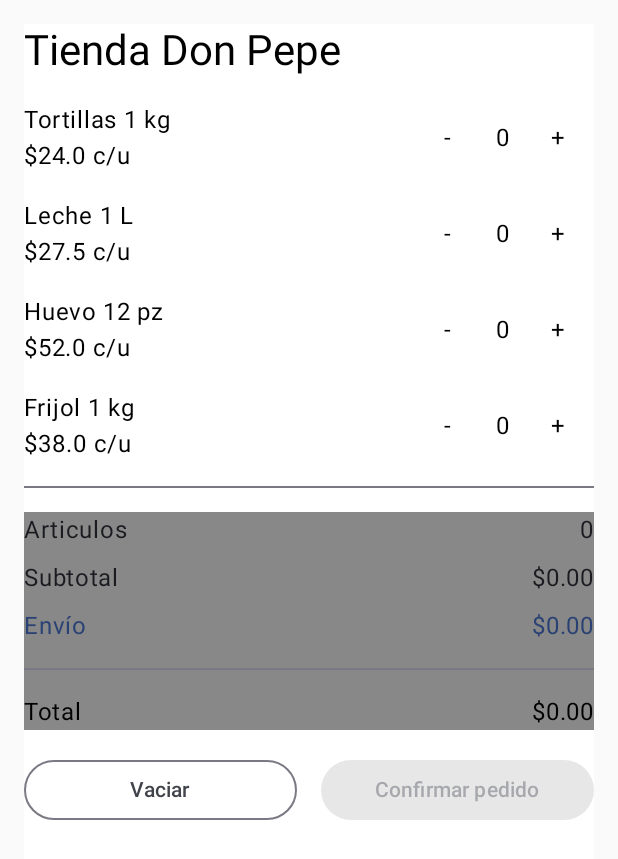
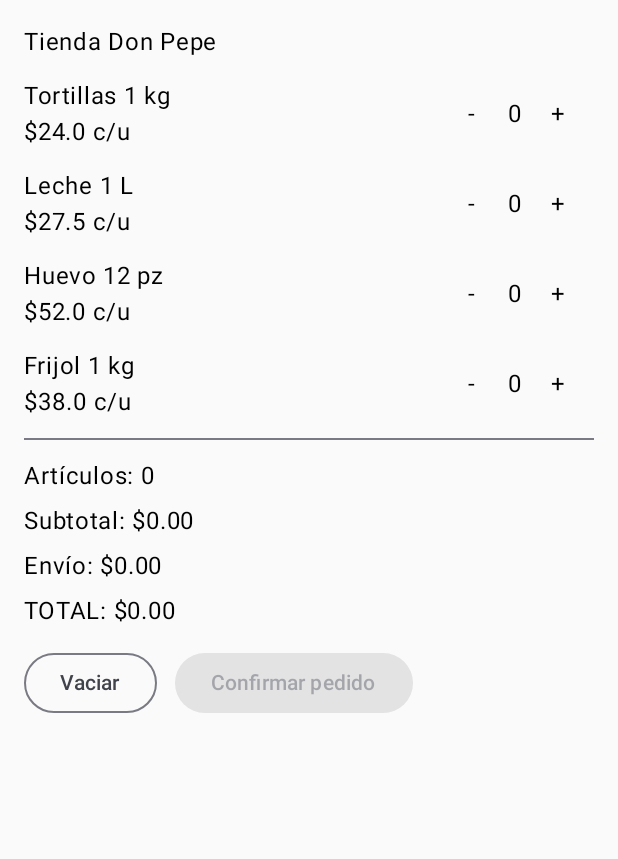
Before and after one commit to aquario668/componentes, an Android app built with Jetpack Compose: the screen it shows after launch (MainActivity), on a phone screen of 412 x 824 dp. Shown: the top 859 px of the screen. Run offline under Robolectric (Android 15) with nearby library versions, the phone set to English and light mode, and no system bars.

Commit message:
practica 04: La tienda de don pepe pero con view model

```diff
--- a/app/build.gradle.kts
+++ b/app/build.gradle.kts
@@ -37,6 +37,7 @@ android {
 }
 
 dependencies {
+    implementation("androidx.lifecycle:lifecycle-viewmodel-compose:<version>")
     implementation(platform(libs.androidx.compose.bom))
     implementation(libs.androidx.activity.compose)
     implementation(libs.androidx.compose.foundation.layout)
--- a/app/src/main/java/com/example/textfield/Components/Cards.kt
+++ b/app/src/main/java/com/example/textfield/Components/Cards.kt
@@ -1,99 +1,73 @@
 package com.example.textfield.Components
 
-import androidx.compose.foundation.background
-import androidx.compose.foundation.layout.Arrangement
-import androidx.compose.foundation.layout.Column
-import androidx.compose.foundation.layout.Row
-import androidx.compose.foundation.layout.Spacer
-import androidx.compose.foundation.layout.fillMaxSize
-import androidx.compose.foundation.layout.fillMaxWidth
-import androidx.compose.foundation.layout.height
-import androidx.compose.foundation.layout.padding
-import androidx.compose.foundation.layout.width
-import androidx.compose.foundation.selection.selectable
-import androidx.compose.foundation.selection.selectableGroup
-import androidx.compose.material3.Button
-import androidx.compose.material3.Divider
-import androidx.compose.material3.FilterChip
-import androidx.compose.material3.IconButton
-import androidx.compose.material3.MaterialTheme
-import androidx.compose.material3.RadioButton
-import androidx.compose.material3.Slider
-import androidx.compose.material3.Switch
-import androidx.compose.material3.Text
-import androidx.compose.material3.TextField
+import androidx.compose.foundation.layout.*
+import androidx.compose.foundation.rememberScrollState
+import androidx.compose.foundation.verticalScroll
+import androidx.compose.material3.*
 import androidx.compose.runtime.Composable
 import androidx.compose.ui.Alignment
 import androidx.compose.ui.Modifier
-import androidx.compose.ui.draw.scale
-import androidx.compose.ui.graphics.Color
-import androidx.compose.ui.semantics.Role
 import androidx.compose.ui.unit.dp
 
+@Composable
+fun CarritoHoist(
+    catalogo: List<Producto>,
+    cantidades: List<Int>,
+    totalArticulos: Int,
+    subtotal: Double,
+    descuento: Double,
+    envio: Double,
+    total: Double,
+    onCantidadChange: (Int, Int) -> Unit,
+    onVaciar: () -> Unit
+) {
+    Column(
+        modifier = Modifier.fillMaxSize().padding(16.dp).verticalScroll(rememberScrollState()),
+        verticalArrangement = Arrangement.spacedBy(12.dp)
+    ) {
+        Text("Tienda Don Pepe")
 
+        catalogo.forEachIndexed { i, prod ->
+            ProductoItem(
+                producto = prod,
+                cantidad = cantidades[i],
+                onCantidadChange = { onCantidadChange(i, it) }
+            )
+        }
 
-data class  Producto ( val nombre: String , val precio: Double)
+        Divider()
+        ResumenCarrito(totalArticulos, subtotal, descuento, envio, total)
+
+        Row(horizontalArrangement = Arrangement.spacedBy(12.dp)) {
+            OutlinedButton(onClick = onVaciar) { Text("Vaciar") }
+            Button(onClick = {}, enabled = totalArticulos > 0) { Text("Confirmar pedido") }
+        }
+    }
+}
 
 @Composable
-fun productoItem(
-  producto: Producto,
-  cantidad: Int,
-  onCantidadChange:(Int)-> Unit
-){
-    Row(modifier = Modifier.fillMaxWidth(),
-        verticalAlignment = Alignment.CenterVertically,
-        horizontalArrangement = Arrangement.SpaceBetween) {
-        Column{
+fun ProductoItem(producto: Producto, cantidad: Int, onCantidadChange: (Int) -> Unit) {
+    Row(modifier = Modifier.fillMaxWidth(), horizontalArrangement = Arrangement.SpaceBetween, verticalAlignment = Alignment.CenterVertically) {
+        Column {
             Text(producto.nombre)
             Text("$${producto.precio} c/u")
         }
         Row(verticalAlignment = Alignment.CenterVertically) {
-            IconButton(onClick = {if (cantidad>0) onCantidadChange(cantidad-1)}) {
-                Text("-")
-            }
-            Text("$cantidad", modifier = Modifier.padding(horizontal = 8.dp))
-            IconButton(onClick = {if (cantidad <10) onCantidadChange(cantidad+1) }
-            ) {  Text("+")}
+            IconButton(onClick = { onCantidadChange(cantidad - 1) }) { Text("-") }
+            Text("$cantidad")
+            IconButton(onClick = { onCantidadChange(cantidad + 1) }) { Text("+") }
         }
     }
 }
 
-
 @Composable
-fun ResumenCarrito(
-    articulos: Int,
-    subtotal: Double,
-    descuento: Double,
-    envio: Double,
-    total: Double
-){
-Column(verticalArrangement = Arrangement.spacedBy(8.dp) , modifier = Modifier.background(Color.Gray)) {
-
-    ResumenFila("Articulos", "$articulos")
-    ResumenFila("Subtotal", String.format("$%.2f", subtotal))
-    if(descuento >0){
-        ResumenFila("Descuento 10%", String.format("-$%.2f", descuento))
-    }
-    val textoEnvio = if (envio == 0.0 && articulos>0 )"Gratis" else String.format("$%.2f",envio)
-    ResumenFila("Envío", textoEnvio, color = if (envio == 0.0) MaterialTheme.colorScheme.primary else MaterialTheme.colorScheme.onSurface)
-    Divider(modifier=Modifier.padding(vertical = 8.dp))
-    Row(
-        modifier = Modifier.fillMaxWidth(),
-        horizontalArrangement = Arrangement.SpaceBetween
-    ) {
-        Text("Total")
-        Text(String.format("$%.2f",total))
+fun ResumenCarrito(articulos: Int, subtotal: Double, descuento: Double, envio: Double, total: Double) {
+    Column(verticalArrangement = Arrangement.spacedBy(6.dp)) {
+        Text("Artículos: $articulos")
+        Text("Subtotal: ${String.format("$%.2f", subtotal)}")
+        if (descuento > 0) Text("Descuento 10%: ${String.format("-$%.2f", descuento)}")
+        val textoEnvio = if (envio == 0.0 && articulos > 0) "GRATIS" else String.format("$%.2f", envio)
+        Text("Envío: $textoEnvio")
+        Text("TOTAL: ${String.format("$%.2f", total)}")
     }
 }
-}
-
-
-@Composable
-fun ResumenFila(etiqueta: String , valor : String , color: androidx.compose.ui.graphics.Color = MaterialTheme.colorScheme.onSurface){
-Row(modifier = Modifier.fillMaxWidth(),
-    horizontalArrangement = Arrangement.SpaceBetween) {
-    Text(etiqueta, color = color)
-    Text(valor, color = color)
-}
-
-}
--- /dev/null
+++ b/app/src/main/java/com/example/textfield/Components/ViewModel.kt
@@ -0,0 +1,42 @@
+package com.example.textfield.Components
+
+import androidx.compose.runtime.mutableStateListOf
+import androidx.lifecycle.ViewModel
+
+data class Producto(val nombre: String, val precio: Double)
+
+class CarritoViewModel : ViewModel() {
+    val catalogo = listOf(
+        Producto("Tortillas 1 kg", 24.00),
+        Producto("Leche 1 L", 27.50),
+        Producto("Huevo 12 pz", 52.00),
+        Producto("Frijol 1 kg", 38.00)
+    )
+    val cantidades = mutableStateListOf(0, 0, 0, 0)
+
+    val totalArticulos: Int
+        get() = cantidades.sum()
+
+    val subtotal: Double
+        get() = catalogo.indices.sumOf { catalogo[it].precio * cantidades[it] }
+
+    val descuento: Double
+        get() = if (subtotal >= 200.0) subtotal * 0.10 else 0.0
+
+    val envio: Double
+        get() {
+            val subDesc = subtotal - descuento
+            return if (totalArticulos == 0) 0.0 else if (subDesc >= 150.0) 0.0 else 25.0
+        }
+
+    val total: Double
+        get() = (subtotal - descuento) + envio
+
+    fun cambiarCantidad(index: Int, nueva: Int) {
+        if (nueva in 0..10) cantidades[index] = nueva
+    }
+
+    fun vaciar() {
+        cantidades.fill(0)
+    }
+}
--- a/app/src/main/java/com/example/textfield/MainActivity.kt
+++ b/app/src/main/java/com/example/textfield/MainActivity.kt
@@ -8,7 +8,7 @@ import androidx.compose.foundation.layout.fillMaxSize
 import androidx.compose.runtime.Composable
 import androidx.compose.ui.Modifier
 import androidx.compose.ui.tooling.preview.Preview
-import com.example.textfield.Screen.carrito
+import com.example.textfield.Screen.CarritoScreen
 import com.example.textfield.ui.theme.TextfieldTheme
 
 class MainActivity : ComponentActivity() {
@@ -17,7 +17,7 @@ class MainActivity : ComponentActivity() {
         enableEdgeToEdge()
         setContent {
             TextfieldTheme {
-                carrito()
+                CarritoScreen()
 
             }
         }
@@ -26,6 +26,6 @@ class MainActivity : ComponentActivity() {
 
 @Preview
 @Composable
-fun lecturapreviw(){
-    carrito()
+fun Lecturapreview(){
+    CarritoScreen()
 }
--- a/app/src/main/java/com/example/textfield/Screen/screen.kt
+++ b/app/src/main/java/com/example/textfield/Screen/screen.kt
@@ -1,90 +1,21 @@
 package com.example.textfield.Screen
 
-import androidx.compose.foundation.background
-import androidx.compose.foundation.layout.Arrangement
-import androidx.compose.foundation.layout.Column
-import androidx.compose.foundation.layout.Row
-import androidx.compose.foundation.layout.fillMaxSize
-import androidx.compose.foundation.layout.fillMaxWidth
-import androidx.compose.foundation.layout.padding
-import androidx.compose.foundation.rememberScrollState
-import androidx.compose.foundation.verticalScroll
-import androidx.compose.material3.Button
-import androidx.compose.material3.Divider
-import androidx.compose.material3.MaterialTheme
-import androidx.compose.material3.OutlinedButton
-import androidx.compose.material3.Text
 import androidx.compose.runtime.Composable
-import androidx.compose.runtime.mutableStateListOf
-import androidx.compose.runtime.remember
-import androidx.compose.ui.Modifier
-import androidx.compose.ui.graphics.Color
-import androidx.compose.ui.unit.dp
-import com.example.textfield.Components.Producto
-import com.example.textfield.Components.ResumenCarrito
-import com.example.textfield.Components.productoItem
+import androidx.lifecycle.viewmodel.compose.viewModel
+import com.example.textfield.Components.CarritoHoist
+import com.example.textfield.Components.CarritoViewModel
 
 @Composable
-fun carrito() {
-
-    val catalogo = remember {
-        listOf(
-            Producto("Tortillas 1 kg", 24.00),
-            Producto("Leche 1 L", 27.50),
-            Producto("Huevo 12 pz", 52.00),
-            Producto("Frijol 1 kg", 38.00)
-        )
-    }
-    val cantidades = remember { mutableStateListOf(0, 0, 0, 0) }
-    val totalArticulos = cantidades.sum()
-    val subtotal = catalogo.indices.sumOf { catalogo[it].precio * cantidades[it] }
-    val descuento = if (subtotal >= 200.0) subtotal * 0.10 else 0.0
-    val subtotalConDescuento = subtotal - descuento
-    val envio = if (totalArticulos == 0) 0.0 else if (subtotalConDescuento >= 150.0) 0.0 else 25.0
-    val total = subtotalConDescuento + envio
-
-    Column (
-        modifier = Modifier
-            .fillMaxSize()
-            .padding(16.dp)
-            .verticalScroll(rememberScrollState())
-            .background(color = Color.White),
-        verticalArrangement = Arrangement.spacedBy(16.dp)
-    ) {
-        Text("Tienda Don Pepe", style = MaterialTheme.typography.headlineMedium)
-        catalogo.forEachIndexed { index, producto ->
-            productoItem (
-                producto = producto,
-                cantidad = cantidades[index],
-                onCantidadChange = { nuevaCantidad -> cantidades[index] = nuevaCantidad }
-            )
-        }
-        Divider()
-        ResumenCarrito(
-            articulos = totalArticulos,
-            subtotal = subtotal,
-            descuento = descuento,
-            envio = envio,
-            total = total
-        )
-
-        Row(
-            modifier = Modifier.fillMaxWidth(),
-            horizontalArrangement = Arrangement.spacedBy(16.dp)
-        ) {
-            OutlinedButton(
-                onClick = { cantidades.fill(0) },
-                modifier = Modifier.weight(1f)
-            ) {
-                Text("Vaciar")
-            }
-            Button(
-                onClick = { },
-                enabled = totalArticulos > 0,
-                modifier = Modifier.weight(1f)
-            ) {
-                Text("Confirmar pedido")
-            }
-        }
-    }
+fun CarritoScreen(vm: CarritoViewModel = viewModel()) {
+    CarritoHoist(
+        catalogo = vm.catalogo,
+        cantidades = vm.cantidades,
+        totalArticulos = vm.totalArticulos,
+        subtotal = vm.subtotal,
+        descuento = vm.descuento,
+        envio = vm.envio,
+        total = vm.total,
+        onCantidadChange = { i, c -> vm.cambiarCantidad(i, c) },
+        onVaciar = { vm.vaciar() }
+    )
 }
```
